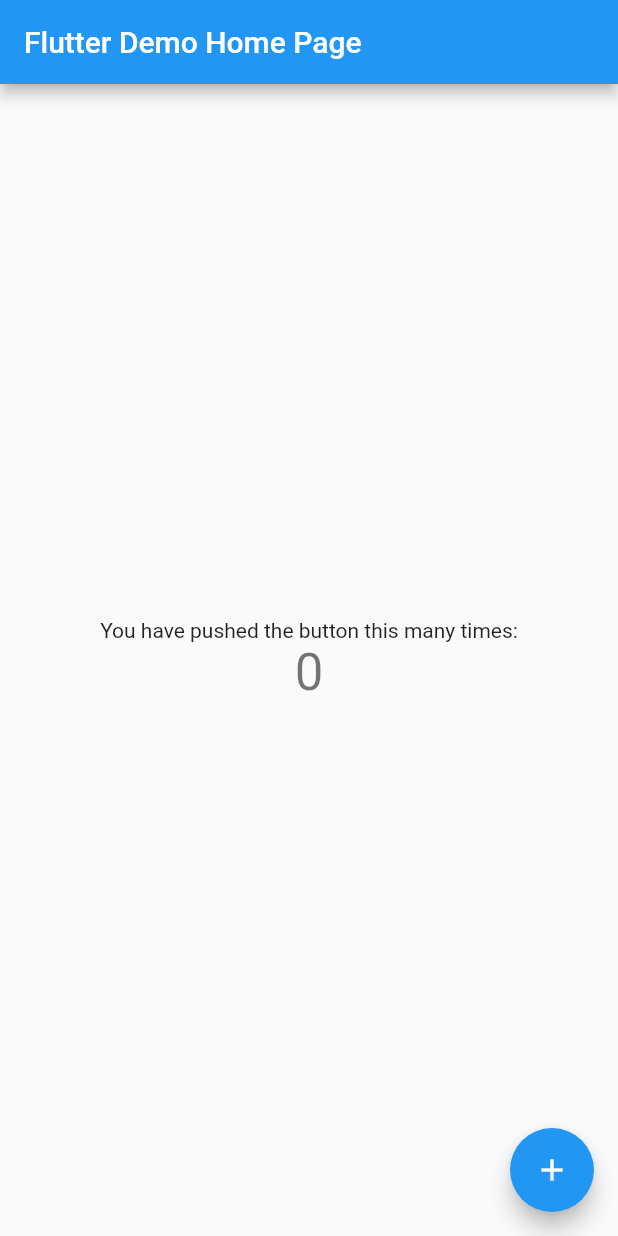
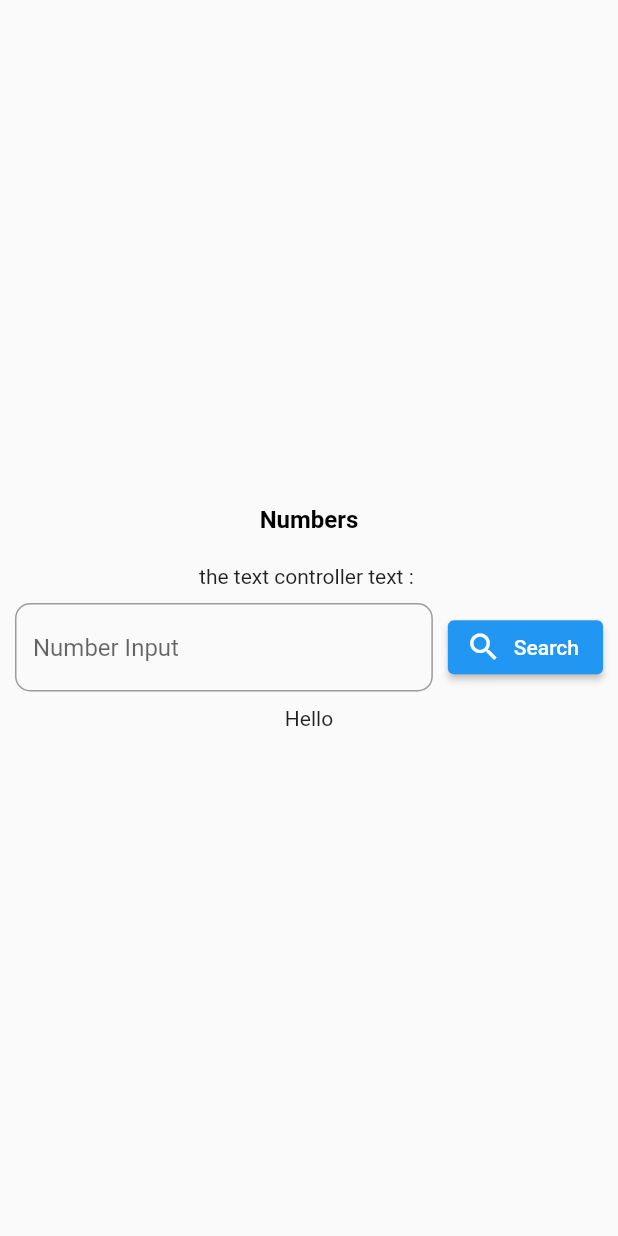
Before and after one commit to hooshyar/wecode_numbers, a Flutter app: the screen it shows after launch, on a phone screen of 412 x 824 dp. Run offline on Flutter 3.47's test engine with Material 2 defaults, Android fonts, the phone set to English and light mode, and no system bars.

Commit message:
wecode futures numbers

```diff
--- a/lib/main.dart
+++ b/lib/main.dart
@@ -1,115 +1,6 @@
 import 'package:flutter/material.dart';
+import 'package:wecode_numbers/src/app.dart';
 
 void main() {
   runApp(const MyApp());
 }
-
-class MyApp extends StatelessWidget {
-  const MyApp({Key? key}) : super(key: key);
-
-  // This widget is the root of your application.
-  @override
-  Widget build(BuildContext context) {
-    return MaterialApp(
-      title: 'Flutter Demo',
-      theme: ThemeData(
-        // This is the theme of your application.
-        //simple change
-        // Try running your application with "flutter run". You'll see the
-        // application has a blue toolbar. Then, without quitting the app, try
-        // changing the primarySwatch below to Colors.green and then invoke
-        // "hot reload" (press "r" in the console where you ran "flutter run",
-        // or simply save your changes to "hot reload" in a Flutter IDE).
-        // Notice that the counter didn't reset back to zero; the application
-        // is not restarted.
-        primarySwatch: Colors.blue,
-      ),
-      home: const MyHomePage(title: 'Flutter Demo Home Page'),
-    );
-  }
-}
-
-class MyHomePage extends StatefulWidget {
-  const MyHomePage({Key? key, required this.title}) : super(key: key);
-
-  // This widget is the home page of your application. It is stateful, meaning
-  // that it has a State object (defined below) that contains fields that affect
-  // how it looks.
-
-  // This class is the configuration for the state. It holds the values (in this
-  // case the title) provided by the parent (in this case the App widget) and
-  // used by the build method of the State. Fields in a Widget subclass are
-  // always marked "final".
-
-  final String title;
-
-  @override
-  State<MyHomePage> createState() => _MyHomePageState();
-}
-
-class _MyHomePageState extends State<MyHomePage> {
-  int _counter = 0;
-
-  void _incrementCounter() {
-    setState(() {
-      // This call to setState tells the Flutter framework that something has
-      // changed in this State, which causes it to rerun the build method below
-      // so that the display can reflect the updated values. If we changed
-      // _counter without calling setState(), then the build method would not be
-      // called again, and so nothing would appear to happen.
-      _counter++;
-    });
-  }
-
-  @override
-  Widget build(BuildContext context) {
-    // This method is rerun every time setState is called, for instance as done
-    // by the _incrementCounter method above.
-    //
-    // The Flutter framework has been optimized to make rerunning build methods
-    // fast, so that you can just rebuild anything that needs updating rather
-    // than having to individually change instances of widgets.
-    return Scaffold(
-      appBar: AppBar(
-        // Here we take the value from the MyHomePage object that was created by
-        // the App.build method, and use it to set our appbar title.
-        title: Text(widget.title),
-      ),
-      body: Center(
-        // Center is a layout widget. It takes a single child and positions it
-        // in the middle of the parent.
-        child: Column(
-          // Column is also a layout widget. It takes a list of children and
-          // arranges them vertically. By default, it sizes itself to fit its
-          // children horizontally, and tries to be as tall as its parent.
-          //
-          // Invoke "debug painting" (press "p" in the console, choose the
-          // "Toggle Debug Paint" action from the Flutter Inspector in Android
-          // Studio, or the "Toggle Debug Paint" command in Visual Studio Code)
-          // to see the wireframe for each widget.
-          //
-          // Column has various properties to control how it sizes itself and
-          // how it positions its children. Here we use mainAxisAlignment to
-          // center the children vertically; the main axis here is the vertical
-          // axis because Columns are vertical (the cross axis would be
-          // horizontal).
-          mainAxisAlignment: MainAxisAlignment.center,
-          children: <Widget>[
-            const Text(
-              'You have pushed the button this many times:',
-            ),
-            Text(
-              '$_counter',
-              style: Theme.of(context).textTheme.headline4,
-            ),
-          ],
-        ),
-      ),
-      floatingActionButton: FloatingActionButton(
-        onPressed: _incrementCounter,
-        tooltip: 'Increment',
-        child: const Icon(Icons.add),
-      ), // This trailing comma makes auto-formatting nicer for build methods.
-    );
-  }
-}
--- /dev/null
+++ b/lib/src/app.dart
@@ -0,0 +1,18 @@
+import 'package:flutter/material.dart';
+import 'package:flutter/src/foundation/key.dart';
+import 'package:flutter/src/widgets/framework.dart';
+import 'package:wecode_numbers/src/screens/numbers_screen.dart';
+import 'package:wecode_numbers/src/screens/numbers_screen.dart';
+import 'package:wecode_numbers/src/screens/numbers_screen.dart';
+
+class MyApp extends StatelessWidget {
+  const MyApp({Key? key}) : super(key: key);
+
+  @override
+  Widget build(BuildContext context) {
+    return MaterialApp(
+      debugShowCheckedModeBanner: false,
+      home: NumbersScreen(),
+    );
+  }
+}
--- /dev/null
+++ b/lib/src/screens/numbers_screen.dart
@@ -0,0 +1,96 @@
+import 'package:flutter/src/foundation/key.dart';
+import 'package:flutter/src/widgets/framework.dart';
+import 'package:flutter/material.dart';
+import 'package:wecode_numbers/src/services/numbers_service.dart';
+
+class NumbersScreen extends StatefulWidget {
+  NumbersScreen({Key? key}) : super(key: key);
+
+  @override
+  State<NumbersScreen> createState() => _NumbersScreenState();
+}
+
+class _NumbersScreenState extends State<NumbersScreen> {
+  Services serv = new Services();
+
+  TextEditingController _numberController = TextEditingController();
+
+  @override
+  build(BuildContext context) {
+    return Scaffold(
+      body: Center(
+        child: Column(
+          mainAxisAlignment: MainAxisAlignment.center,
+          children: [
+            Text('Numbers',
+                style: TextStyle(
+                    fontSize: 16,
+                    fontWeight: FontWeight.bold,
+                    color: Colors.black)),
+            SizedBox(height: 20),
+            Text(
+                'the text controller text : ${_numberController.text ?? null}'),
+            Container(
+              padding: EdgeInsets.all(10),
+              child: Row(
+                children: [
+                  Expanded(
+                    child: TextField(
+                      controller: _numberController,
+                      decoration: InputDecoration(
+                          hintText: "Number Input ",
+                          border: OutlineInputBorder(
+                              borderRadius: BorderRadius.circular(10))),
+                    ),
+                  ),
+                  Container(
+                    margin: EdgeInsets.only(left: 10),
+                    child: ElevatedButton.icon(
+                        onPressed: () {
+                          setState(() {});
+                        },
+                        icon: Icon(Icons.search),
+                        label: Text('Search')),
+                  ),
+                ],
+              ),
+            ),
+            _numberController.value.text == ''
+                ? Container(
+                    child: Text('Hello'),
+                  )
+                : Container(
+                    height: 200,
+                    width: 350,
+                    child: FutureBuilder<String>(
+                        future: serv.getNumberInformation(
+                            _numberController.value.text == ''
+                                ? '100'
+                                : _numberController.value.text),
+                        builder: (context, snapshot) {
+                          if (snapshot.connectionState ==
+                              ConnectionState.waiting) {
+                            return Text('Loading...');
+                          } else if (snapshot.hasError) {
+                            return Text('Error: ${snapshot.error}');
+                          } else if (snapshot.data == null) {
+                            return Text('No data');
+                          }
+                          return Column(
+                            children: [
+                              SizedBox(height: 20),
+                              Text('${snapshot.data}',
+                                  style: TextStyle(
+                                      fontSize: 16,
+                                      fontWeight: FontWeight.w400,
+                                      color: Colors.black))
+                            ],
+                          );
+                        }),
+                  ),
+          ],
+        ),
+      ),
+    );
+  }
+}
--- /dev/null
+++ b/lib/src/services/numbers_service.dart
@@ -0,0 +1,9 @@
+import 'package:http/http.dart' as http;
+
+class Services {
+  Future<String> getNumberInformation(String number) async {
+    http.Response getData =
+        await http.get(Uri.parse("http://numbersapi.com/$number"));
+    return getData.body;
+  }
+}
--- a/pubspec.yaml
+++ b/pubspec.yaml
@@ -34,6 +34,7 @@ dependencies:
   # The following adds the Cupertino Icons font to your application.
   # Use with the CupertinoIcons class for iOS style icons.
   cupertino_icons: ^1.0.2
+  http: ^0.13.4
 
 dev_dependencies:
   flutter_test:
```
Also changed, not shown: pubspec.lock, 1 other file.
